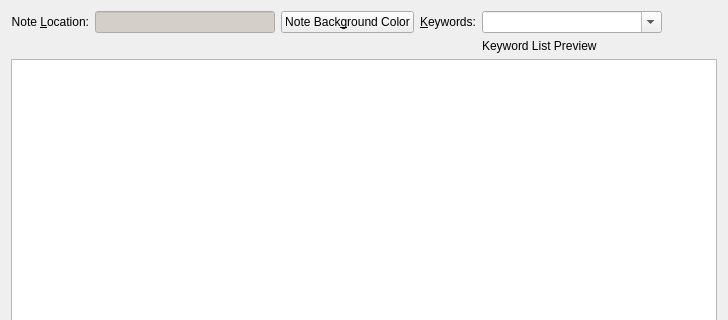
Above: programs/KJVCanOpener/KJVNoteEditDlg.ui from dewhisna/KingJamesPureBibleSearch before the change; both pictures show x 0 to 728 and y 0 to 320 of the 728 by 480 pixel window. Below: the same form after it.
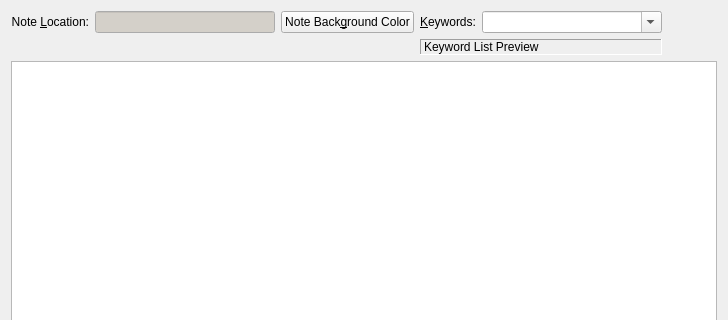
That is the form after the change. Custom widgets are drawn as their Qt base class.

Commit message: Reworked the Keywords layout on the Search Results view to match that of the Note Editor.  Added context menu to the keyword selector to allow user to quickly select all keywords or none.  The menu itself is generated and kept on the keyword model itself in case we want to use it elsewhere.  Ideally, the Note Editor keyword list widgets and the Search Results keyword list widgets would be a common custom widget, but for now, we'll just keep them separate.  With only two similar uses, it's not work dealing with the extra overhead yet.

The edit to the form file:
```diff
--- a/programs/KJVCanOpener/KJVNoteEditDlg.ui
+++ b/programs/KJVCanOpener/KJVNoteEditDlg.ui
@@ -156,14 +156,23 @@
        </property>
       </spacer>
      </item>
-     <item row="1" column="4">
+	 <item row="1" column="3" colspan="2">
       <widget class="QLabel" name="lblKeywordsListPreview">
+       <property name="frameShape">
+        <enum>QFrame::Panel</enum>
+       </property>
+       <property name="frameShadow">
+        <enum>QFrame::Sunken</enum>
+       </property>
        <property name="text">
         <string>Keyword List Preview</string>
        </property>
        <property name="wordWrap">
         <bool>true</bool>
        </property>
+       <property name="margin">
+        <number>4</number>
+       </property>
       </widget>
      </item>
     </layout>
```
The commit also changes 4 other files.
